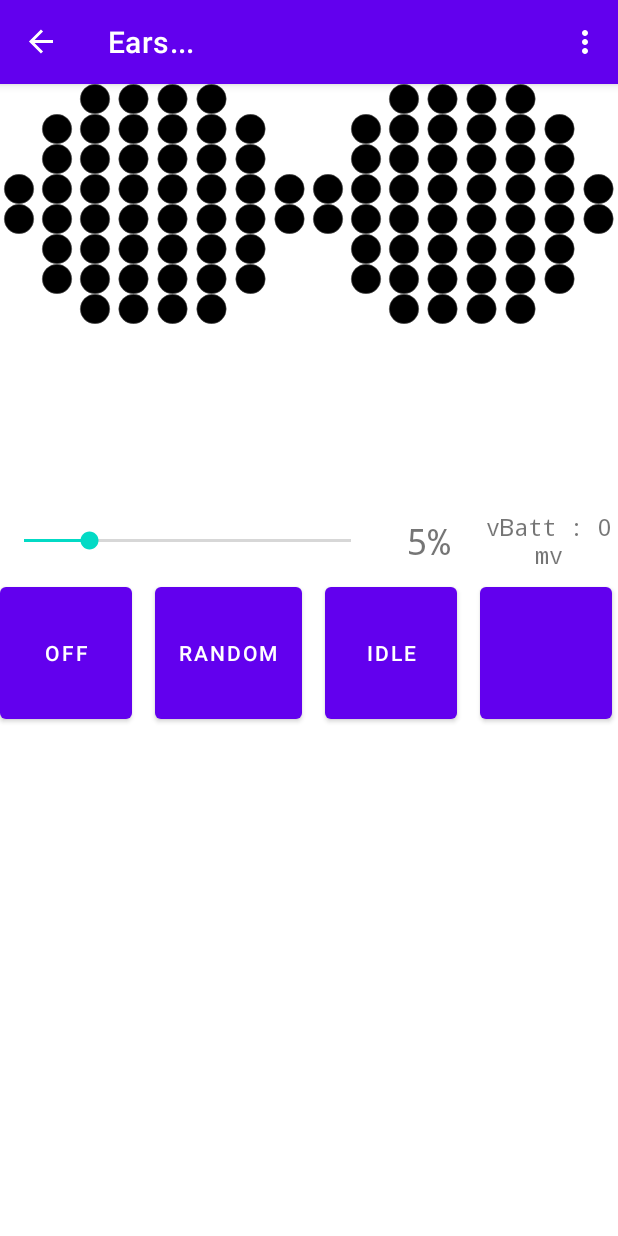
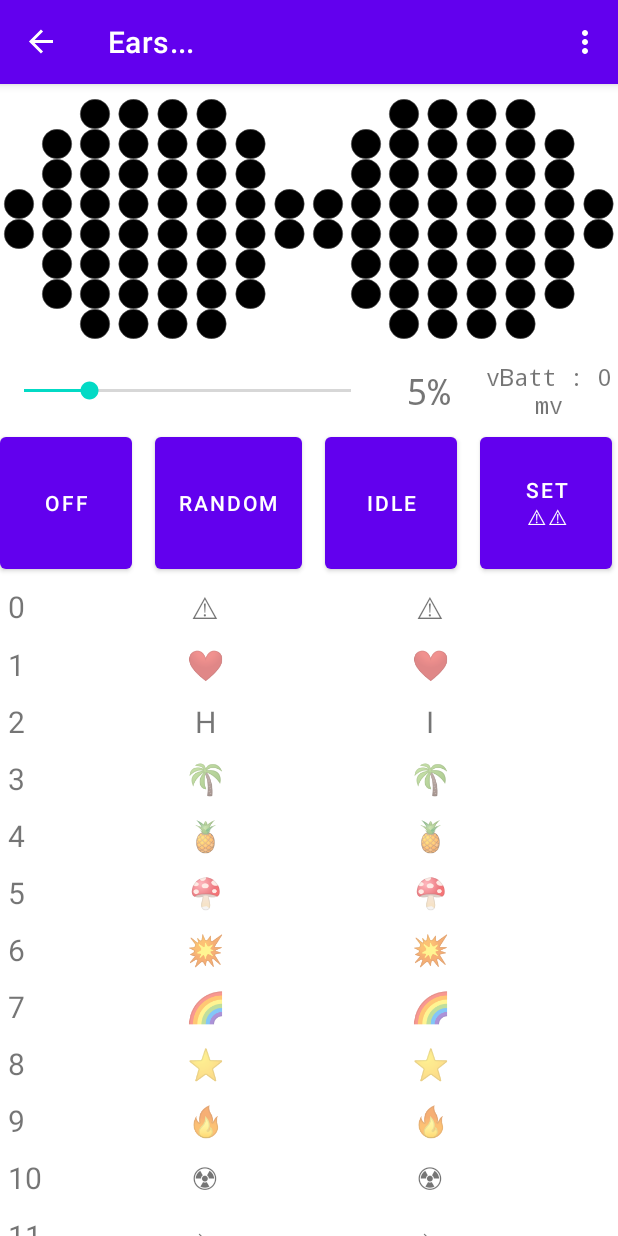
Before and after one commit to jeremy-prater/disney_ears, an Android app: the EarsFragment screen opened through its navigation route, on a phone screen of 412 x 824 dp. Run offline under Robolectric (Android 15) with nearby library versions, the phone set to English and light mode, and no system bars; our stand-ins replace navigation-ui; libraries missing offline, so code that uses them is left out: androidx.emoji.bundled, androidx.emoji.text, org.jetbrains.anko; 102 statements that could not run were skipped.

Commit message:
- Recycler emoji

```diff
--- a/app/app/src/main/java/net/pdev/ears/EarsFragment.kt
+++ b/app/app/src/main/java/net/pdev/ears/EarsFragment.kt
@@ -24,12 +24,16 @@ import androidx.emoji.text.EmojiCompat
 import android.graphics.Paint.ANTI_ALIAS_FLAG
 import androidx.core.graphics.get
 import android.R.attr.bitmap
+import android.bluetooth.le.ScanResult
 import android.graphics.Bitmap
 import android.text.Layout
 
 import android.text.StaticLayout
 
 import android.text.TextPaint
+import androidx.recyclerview.widget.LinearLayoutManager
+import androidx.recyclerview.widget.RecyclerView
+import androidx.recyclerview.widget.SimpleItemAnimator
 import java.lang.Integer.min
 import kotlin.math.abs
 import kotlin.math.max
@@ -70,7 +74,8 @@ class EarsFragment : Fragment() {
     ): View? {
         downloadedLedData = false
         _binding = EarsFragmentBinding.inflate(inflater, container, false)
-
+        setupRecyclerView()
+        setEmojiButton()
         ledModel.getRawData().observe(viewLifecycleOwner, { bytes ->
             Log.i("EARS", "Update led color : ${bytes.size / 3} leds")
             ledData = bytes
@@ -112,6 +117,58 @@ class EarsFragment : Fragment() {
         return binding.root
     }
 
+    private val emojiList = listOf<EmojiGroup>(
+        EmojiGroup(0, "⚠", "⚠"), // ⚠
+        EmojiGroup(1, "❤", "❤"), // ❤
+        EmojiGroup(2, "H", "I"), // HI
+        EmojiGroup(3, "\uD83C\uDF34", "\uD83C\uDF34"), // 🌴
+        EmojiGroup(4, "\uD83C\uDF4D", "\uD83C\uDF4D"), // 🍍
+        EmojiGroup(5, "\uD83C\uDF44", "\uD83C\uDF44"), // 🍄
+        EmojiGroup(6, "\uD83D\uDCA5","\uD83D\uDCA5"), // 💥
+        EmojiGroup(7, "\uD83C\uDF08","\uD83C\uDF08"), // 🌈
+        EmojiGroup(8, "⭐","⭐"), // ⭐
+        EmojiGroup(9, "\uD83D\uDD25","\uD83D\uDD25"), // 🔥
+        EmojiGroup(10, "☢","☢"), // ☢
+        EmojiGroup(11, "↘","↘"), // ↘
+        EmojiGroup(12, "↖","↖"), // ↖
+        EmojiGroup(13, "\uD83D\uDD05","\uD83D\uDD05"), // 🔅
+        EmojiGroup(14, "❓","❓"), // ❓
+        EmojiGroup(15, "❗","❗"), // ❗
+    )
+
+    val emojiGroupAdapter: EmojiGroupAdapter by lazy {
+        EmojiGroupAdapter(emojiList) { result ->
+            // User tapped on an emoji group
+            with(result.id) {
+                Log.w("EmojiGroup", "Selected : ${result.id}")
+                staticMode = result.id
+                setEmojiButton()
+            }
+        }
+    }
+
+    private fun setEmojiButton() {
+        var newText : String = "Set\n" +  emojiList[staticMode].left + emojiList[staticMode].right
+        this.binding.modeEmoji.text = newText
+    }
+
+    private fun setupRecyclerView() {
+        binding.emojiGroupRecycler.apply {
+            adapter = emojiGroupAdapter
+
+            layoutManager = LinearLayoutManager(
+                this@EarsFragment.context,
+                RecyclerView.VERTICAL,
+                false
+            )
+            isNestedScrollingEnabled = false
+        }
+
+        val animator = binding.emojiGroupRecycler.itemAnimator
+        if (animator is SimpleItemAnimator) {
+            animator.supportsChangeAnimations = false
+        }
+    }
 
     fun updateBatteryLevel(level: UInt) {
         Log.i("EARS", "Update battery level : $level")
@@ -248,7 +305,7 @@ class EarsFragment : Fragment() {
             ledMode = LedMode.Random
         }
 
-        this.binding.modeStatic.onClick {
+        this.binding.modeIdle.onClick {
             ledMode = LedMode.Static
         }
 
@@ -257,29 +314,9 @@ class EarsFragment : Fragment() {
             ledMode = LedMode.Off
         }
 
-        this.binding.modeHappy.onClick {
-            when(staticMode) {
-                1 -> ledModeStatic("❤", "❤") // ❤
-                2 -> ledModeStatic("H", "I") // HI
-                3 -> ledModeStatic("\uD83C\uDF34", "\uD83C\uDF34") // 🌴
-                4 -> ledModeStatic("\uD83C\uDF4D", "\uD83C\uDF4D") // 🍍
-                5 -> ledModeStatic("\uD83C\uDF44", "\uD83C\uDF44") // 🍄
-                6 -> ledModeStatic("\uD83D\uDCA5","\uD83D\uDCA5") // 💥
-                7 -> ledModeStatic("\uD83C\uDF08","\uD83C\uDF08") // 🌈
-                8 -> ledModeStatic("⭐","⭐") // ⭐
-                9 -> ledModeStatic("\uD83D\uDD25","\uD83D\uDD25") // 🔥
-                10 -> ledModeStatic("☢","☢") // ☢
-                11 -> ledModeStatic("↘","↘") // ↘
-                12 -> ledModeStatic("↖","↖") // ↖
-                13 -> ledModeStatic("\uD83D\uDD05","\uD83D\uDD05") // 🔅
-                14 -> ledModeStatic("❓","❓") // ❓
-                15 -> ledModeStatic("❗","❗") // ❗
-            else -> {
-                    ledModeStatic("⚠", "⚠") // ⚠
-                    staticMode = 0
-                }
-            }
-            staticMode += 1
+        this.binding.modeEmoji.onClick {
+            ledMode = LedMode.Static
+            ledModeEmoji(emojiList[staticMode].left, emojiList[staticMode].right)
         }
 
         getEarDataTimer = Timer("getEarData", false)
@@ -289,7 +326,7 @@ class EarsFragment : Fragment() {
         }
 
         ledStateDataTimer = Timer("updateLEDState", false)
-        ledStateDataTimer?.schedule(0, 3000) {
+        ledStateDataTimer?.schedule(0, 5000) {
 //            Log.i("getEarDataTimer", "getEarData tick")
             (activity as MainActivity).getBatteryLevel()
 
@@ -307,7 +344,7 @@ class EarsFragment : Fragment() {
         }
     }
 
-    private fun ledModeStatic(lData: CharSequence, rData: CharSequence) {
+    private fun ledModeEmoji(lData: CharSequence, rData: CharSequence) {
         val width = 2048
         val height = width
         val lEmoji = EmojiCompat.get().process(lData)
--- /dev/null
+++ b/app/app/src/main/java/net/pdev/ears/EmojiGroupAdapter.kt
@@ -0,0 +1,44 @@
+package net.pdev.ears
+
+import android.bluetooth.le.ScanResult
+import android.view.LayoutInflater
+import android.view.ViewGroup
+import androidx.recyclerview.widget.RecyclerView
+import net.pdev.ears.databinding.EmojiPresetBinding
+
+class EmojiGroup (val id: Int, val left: CharSequence, val right: CharSequence) {}
+
+class EmojiGroupAdapter(
+    private val items: List<EmojiGroup>,
+    private val onClickListener: ((device: EmojiGroup) -> Unit)
+) : RecyclerView.Adapter<EmojiGroupAdapter.ViewHolder>() {
+
+    override fun onCreateViewHolder(viewGroup: ViewGroup, viewType: Int): ViewHolder {
+        // Create a new view, which defines the UI of the list item
+        val view = EmojiPresetBinding.inflate(
+            LayoutInflater.from(viewGroup.context), viewGroup, false
+        )
+
+        return ViewHolder(view, onClickListener)
+    }
+
+    override fun getItemCount() = items.size
+
+    override fun onBindViewHolder(holder: ViewHolder, position: Int) {
+        val item = items[position]
+        holder.bind(item)
+    }
+
+    class ViewHolder(
+        private val view: EmojiPresetBinding,
+        private val onClickListener: ((device: EmojiGroup) -> Unit)
+    ) : RecyclerView.ViewHolder(view.root) {
+
+        fun bind(result: EmojiGroup) {
+            view.groupId.text = result.id.toString()
+            view.lEmoji.text = result.left
+            view.rEmoji.text = result.right
+            view.root.setOnClickListener { onClickListener.invoke(result) }
+        }
+    }
+}
--- a/app/app/src/main/res/layout/ears_fragment.xml
+++ b/app/app/src/main/res/layout/ears_fragment.xml
@@ -11,11 +11,14 @@
     <LinearLayout
         android:layout_width="match_parent"
         android:layout_height="wrap_content"
-        android:orientation="horizontal">
+        android:orientation="horizontal"
+        android:baselineAligned="false"
+        android:paddingTop="10dp"
+        android:paddingBottom="10dp">
 
         <LinearLayout
             android:layout_width="0dp"
-            android:layout_height="match_parent"
+            android:layout_height="wrap_content"
             android:layout_weight="0.5"
             android:orientation="vertical">
 
@@ -523,22 +526,13 @@
 
             </LinearLayout>
 
-            <LinearLayout
-                android:layout_width="0dp"
-                android:layout_height="match_parent"
-                android:layout_weight="0.5"
-                android:orientation="vertical">
 
-                <ImageView
-                    android:layout_width="match_parent"
-                    android:layout_height="match_parent"
-                    android:src="@drawable/ears" />
-            </LinearLayout>
 
         </LinearLayout>
+
         <LinearLayout
             android:layout_width="0dp"
-            android:layout_height="match_parent"
+            android:layout_height="wrap_content"
             android:layout_weight="0.5"
             android:orientation="vertical">
 
@@ -548,18 +542,18 @@
                 android:orientation="horizontal">
 
                 <ImageView
-                    android:visibility="invisible"
                     android:layout_width="0dp"
                     android:layout_height="20dp"
                     android:layout_weight="0.125"
-                    android:src="@drawable/ears" />
+                    android:src="@drawable/ears"
+                    android:visibility="invisible" />
 
                 <ImageView
-                    android:visibility="invisible"
                     android:layout_width="0dp"
                     android:layout_height="20dp"
                     android:layout_weight="0.125"
-                    android:src="@drawable/ears" />
+                    android:src="@drawable/ears"
+                    android:visibility="invisible" />
 
                 <ImageView
                     android:id="@+id/led.48"
@@ -590,18 +584,18 @@
                     android:src="@drawable/ears" />
 
                 <ImageView
-                    android:visibility="invisible"
                     android:layout_width="0dp"
                     android:layout_height="20dp"
                     android:layout_weight="0.125"
-                    android:src="@drawable/ears" />
+                    android:src="@drawable/ears"
+                    android:visibility="invisible" />
 
                 <ImageView
-                    android:visibility="invisible"
                     android:layout_width="0dp"
                     android:layout_height="20dp"
                     android:layout_weight="0.125"
-                    android:src="@drawable/ears" />
+                    android:src="@drawable/ears"
+                    android:visibility="invisible" />
 
             </LinearLayout>
 
@@ -611,11 +605,11 @@
                 android:orientation="horizontal">
 
                 <ImageView
-                    android:visibility="invisible"
                     android:layout_width="0dp"
                     android:layout_height="20dp"
                     android:layout_weight="0.125"
-                    android:src="@drawable/ears" />
+                    android:src="@drawable/ears"
+                    android:visibility="invisible" />
 
                 <ImageView
                     android:id="@+id/led.52"
@@ -660,11 +654,11 @@
                     android:src="@drawable/ears" />
 
                 <ImageView
-                    android:visibility="invisible"
                     android:layout_width="0dp"
                     android:layout_height="20dp"
                     android:layout_weight="0.125"
-                    android:src="@drawable/ears" />
+                    android:src="@drawable/ears"
+                    android:visibility="invisible" />
 
             </LinearLayout>
 
@@ -674,11 +668,11 @@
                 android:orientation="horizontal">
 
                 <ImageView
-                    android:visibility="invisible"
                     android:layout_width="0dp"
                     android:layout_height="20dp"
                     android:layout_weight="0.125"
-                    android:src="@drawable/ears" />
+                    android:src="@drawable/ears"
+                    android:visibility="invisible" />
 
                 <ImageView
                     android:id="@+id/led.58"
@@ -702,28 +696,32 @@
                     android:src="@drawable/ears" />
 
                 <ImageView
-                    android:id="@+id/led.61"                    android:layout_width="0dp"
+                    android:id="@+id/led.61"
+                    android:layout_width="0dp"
                     android:layout_height="20dp"
                     android:layout_weight="0.125"
                     android:src="@drawable/ears" />
 
                 <ImageView
-                    android:id="@+id/led.62"                    android:layout_width="0dp"
+                    android:id="@+id/led.62"
+                    android:layout_width="0dp"
                     android:layout_height="20dp"
                     android:layout_weight="0.125"
                     android:src="@drawable/ears" />
 
                 <ImageView
-                    android:id="@+id/led.63"                    android:layout_width="0dp"
+                    android:id="@+id/led.63"
+                    android:layout_width="0dp"
                     android:layout_height="20dp"
                     android:layout_weight="0.125"
                     android:src="@drawable/ears" />
 
                 <ImageView
-                    android:visibility="invisible"                    android:layout_width="0dp"
+                    android:layout_width="0dp"
                     android:layout_height="20dp"
                     android:layout_weight="0.125"
-                    android:src="@drawable/ears" />
+                    android:src="@drawable/ears"
+                    android:visibility="invisible" />
 
             </LinearLayout>
 
@@ -859,11 +857,11 @@
                 android:orientation="horizontal">
 
                 <ImageView
-                    android:visibility="invisible"
                     android:layout_width="0dp"
                     android:layout_height="20dp"
                     android:layout_weight="0.125"
-                    android:src="@drawable/ears" />
+                    android:src="@drawable/ears"
+                    android:visibility="invisible" />
 
                 <ImageView
                     android:id="@+id/led.80"
@@ -908,11 +906,11 @@
                     android:src="@drawable/ears" />
 
                 <ImageView
-                    android:visibility="invisible"
                     android:layout_width="0dp"
                     android:layout_height="20dp"
                     android:layout_weight="0.125"
-                    android:src="@drawable/ears" />
+                    android:src="@drawable/ears"
+                    android:visibility="invisible" />
 
             </LinearLayout>
 
@@ -922,11 +920,11 @@
                 android:orientation="horizontal">
 
                 <ImageView
-                    android:visibility="invisible"
                     android:layout_width="0dp"
                     android:layout_height="20dp"
                     android:layout_weight="0.125"
-                    android:src="@drawable/ears" />
+                    android:src="@drawable/ears"
+                    android:visibility="invisible" />
 
                 <ImageView
                     android:id="@+id/led.86"
@@ -971,11 +969,11 @@
                     android:src="@drawable/ears" />
 
                 <ImageView
-                    android:visibility="invisible"
                     android:layout_width="0dp"
                     android:layout_height="20dp"
                     android:layout_weight="0.125"
-                    android:src="@drawable/ears" />
+                    android:src="@drawable/ears"
+                    android:visibility="invisible" />
 
             </LinearLayout>
 
@@ -985,18 +983,18 @@
                 android:orientation="horizontal">
 
                 <ImageView
-                    android:visibility="invisible"
                     android:layout_width="0dp"
                     android:layout_height="20dp"
                     android:layout_weight="0.125"
-                    android:src="@drawable/ears" />
+                    android:src="@drawable/ears"
+                    android:visibility="invisible" />
 
                 <ImageView
-                    android:visibility="invisible"
                     android:layout_width="0dp"
                     android:layout_height="20dp"
                     android:layout_weight="0.125"
-                    android:src="@drawable/ears" />
+                    android:src="@drawable/ears"
+                    android:visibility="invisible" />
 
                 <ImageView
                     android:id="@+id/led.92"
@@ -1027,18 +1025,18 @@
                     android:src="@drawable/ears" />
 
                 <ImageView
-                    android:visibility="invisible"
                     android:layout_width="0dp"
                     android:layout_height="20dp"
                     android:layout_weight="0.125"
-                    android:src="@drawable/ears" />
+                    android:src="@drawable/ears"
+                    android:visibility="invisible" />
 
                 <ImageView
-                    android:visibility="invisible"
                     android:layout_width="0dp"
                     android:layout_height="20dp"
                     android:layout_weight="0.125"
-                    android:src="@drawable/ears" />
+                    android:src="@drawable/ears"
+                    android:visibility="invisible" />
 
             </LinearLayout>
         </LinearLayout>
@@ -1104,7 +1102,7 @@
             android:layout_height="match_parent"/>
 
         <Button
-            android:id="@+id/mode_static"
+            android:id="@+id/mode_idle"
             android:layout_width="wrap_content"
             android:layout_height="match_parent"
             android:text="Idle" />
@@ -1114,21 +1112,16 @@
             android:layout_height="match_parent"/>
 
         <Button
-            android:id="@+id/mode_happy"
+            android:id="@+id/mode_emoji"
             android:layout_width="wrap_content"
             android:layout_height="match_parent"
             tools:text="Set Emoji" />
 
     </LinearLayout>
 
-    <LinearLayout
+    <androidx.recyclerview.widget.RecyclerView
+        android:id="@+id/emoji_group_recycler"
         android:layout_width="match_parent"
-        android:layout_height="match_parent"
-        android:orientation="vertical">
-
-        <androidx.recyclerview.widget.RecyclerView
-            android:layout_width="match_parent"
-            android:layout_height="fill_parent" />
-    </LinearLayout>
-
+        android:layout_height="fill_parent"
+        tools:listitem="@layout/emoji_preset" />
 </LinearLayout>
--- /dev/null
+++ b/app/app/src/main/res/layout/emoji_preset.xml
@@ -0,0 +1,43 @@
+<?xml version="1.0" encoding="utf-8"?>
+<androidx.constraintlayout.widget.ConstraintLayout xmlns:android="http://schemas.android.com/apk/res/android"
+    xmlns:app="http://schemas.android.com/apk/res-auto"
+    xmlns:tools="http://schemas.android.com/tools"
+    android:layout_width="match_parent"
+    android:layout_height="wrap_content"
+    android:paddingBottom="8px">
+
+    <TextView
+        android:id="@+id/group_id"
+        android:layout_width="wrap_content"
+        android:layout_height="wrap_content"
+        android:layout_marginStart="5dp"
+        android:layout_marginTop="5dp"
+        android:text="id"
+        android:textSize="20dp"
+        app:layout_constraintStart_toStartOf="parent"
+        app:layout_constraintTop_toTopOf="parent" />
+
+    <TextView
+        android:id="@+id/r_emoji"
+        android:layout_width="50dp"
+        android:layout_height="wrap_content"
+        android:layout_marginTop="5dp"
+        android:layout_marginEnd="100dp"
+        android:text="❤"
+        android:textAlignment="center"
+        android:textSize="20dp"
+        app:layout_constraintEnd_toEndOf="parent"
+        app:layout_constraintTop_toTopOf="parent" />
+
+    <TextView
+        android:id="@+id/l_emoji"
+        android:layout_width="50dp"
+        android:layout_height="wrap_content"
+        android:layout_marginTop="5dp"
+        android:layout_marginEnd="100dp"
+        android:text="❤"
+        android:textAlignment="center"
+        android:textSize="20dp"
+        app:layout_constraintEnd_toStartOf="@+id/r_emoji"
+        app:layout_constraintTop_toTopOf="parent" />
+</androidx.constraintlayout.widget.ConstraintLayout>
--- a/app/build.gradle
+++ b/app/build.gradle
@@ -5,7 +5,7 @@ buildscript {
         mavenCentral()
     }
     dependencies {
-        classpath 'com.android.tools.build:gradle:7.0.2'
+        classpath 'com.android.tools.build:gradle:7.0.4'
         classpath "org.jetbrains.kotlin:kotlin-gradle-plugin:1.5.30"
 
         // NOTE: Do not place your application dependencies here; they belong
```
